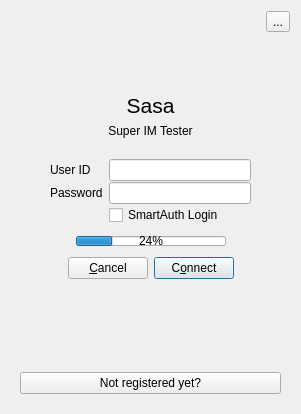
First picture: the form in ui/main.ui, repository muminoff/sasa, before the edit.
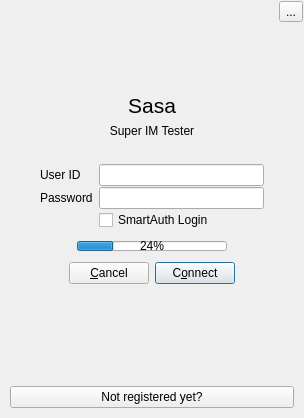
Second picture: the form after the edit.

Commit message: Moved all UI manipulation out of main.py

```diff
--- a/ui/main.ui
+++ b/ui/main.ui
@@ -6,18 +6,39 @@
    <rect>
     <x>0</x>
     <y>0</y>
-    <width>301</width>
-    <height>414</height>
+    <width>304</width>
+    <height>418</height>
    </rect>
   </property>
+  <property name="sizePolicy">
+   <sizepolicy hsizetype="Preferred" vsizetype="Preferred">
+    <horstretch>0</horstretch>
+    <verstretch>1</verstretch>
+   </sizepolicy>
+  </property>
   <property name="windowTitle">
    <string>Sasa</string>
   </property>
   <layout class="QVBoxLayout" name="verticalLayout_4">
+   <property name="margin">
+    <number>1</number>
+   </property>
    <item>
+    <widget class="QFrame" name="fr_settings">
+     <property name="frameShape">
+      <enum>QFrame::NoFrame</enum>
+     </property>
+     <property name="frameShadow">
+      <enum>QFrame::Raised</enum>
+     </property>
+     <layout class="QGridLayout" name="gridLayout_4">
+      <property name="margin">
+       <number>0</number>
+      </property>
+      <item row="0" column="0">
     <layout class="QHBoxLayout" name="horizontalLayout_7">
      <item>
-      <spacer name="horizontalSpacer_9">
+         <spacer name="sp_settings">
        <property name="orientation">
         <enum>Qt::Horizontal</enum>
        </property>
@@ -38,6 +59,9 @@
      </item>
     </layout>
    </item>
+     </layout>
+    </widget>
+   </item>
    <item>
     <widget class="QStackedWidget" name="stacked_widget">
      <property name="currentIndex">
```
Left out of the diff: 1 changed line with no effect on the pictures. Lines whose indentation alone changed are shown as unchanged. The commit also changes 3 other files.
